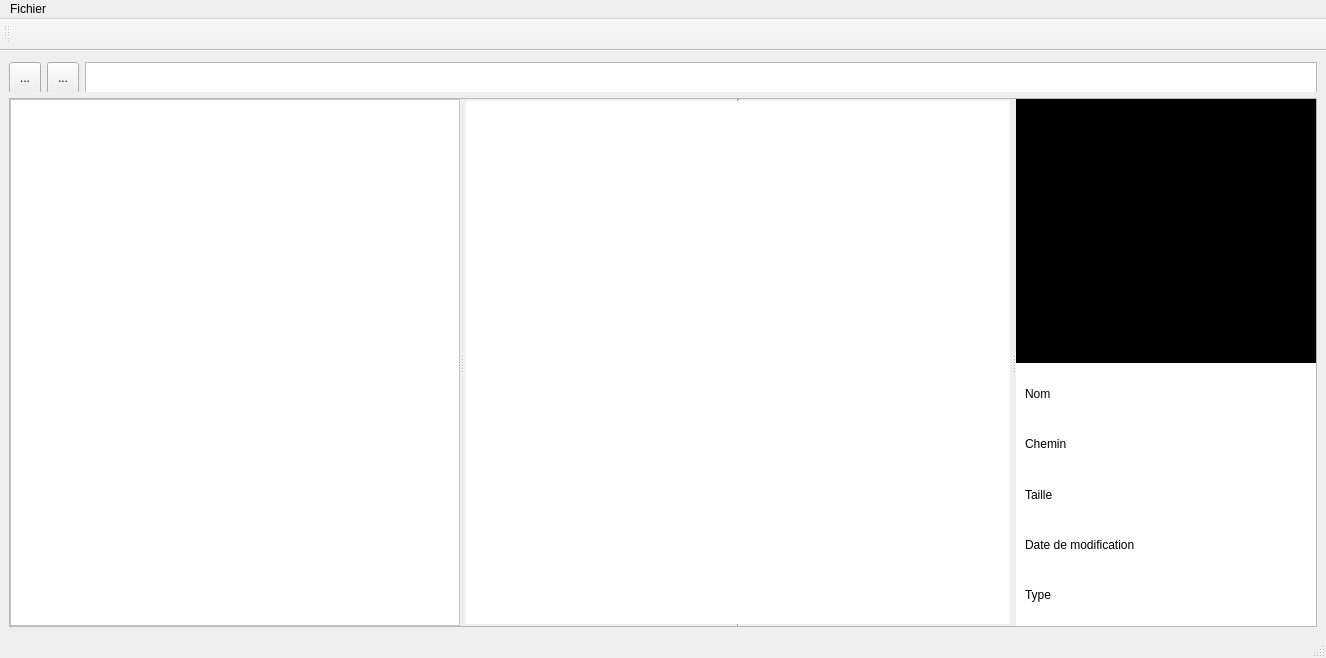
This is templates/FileManager.ui in pat13310/FileManager as Qt 5 draws it before an edit. The edited form follows.
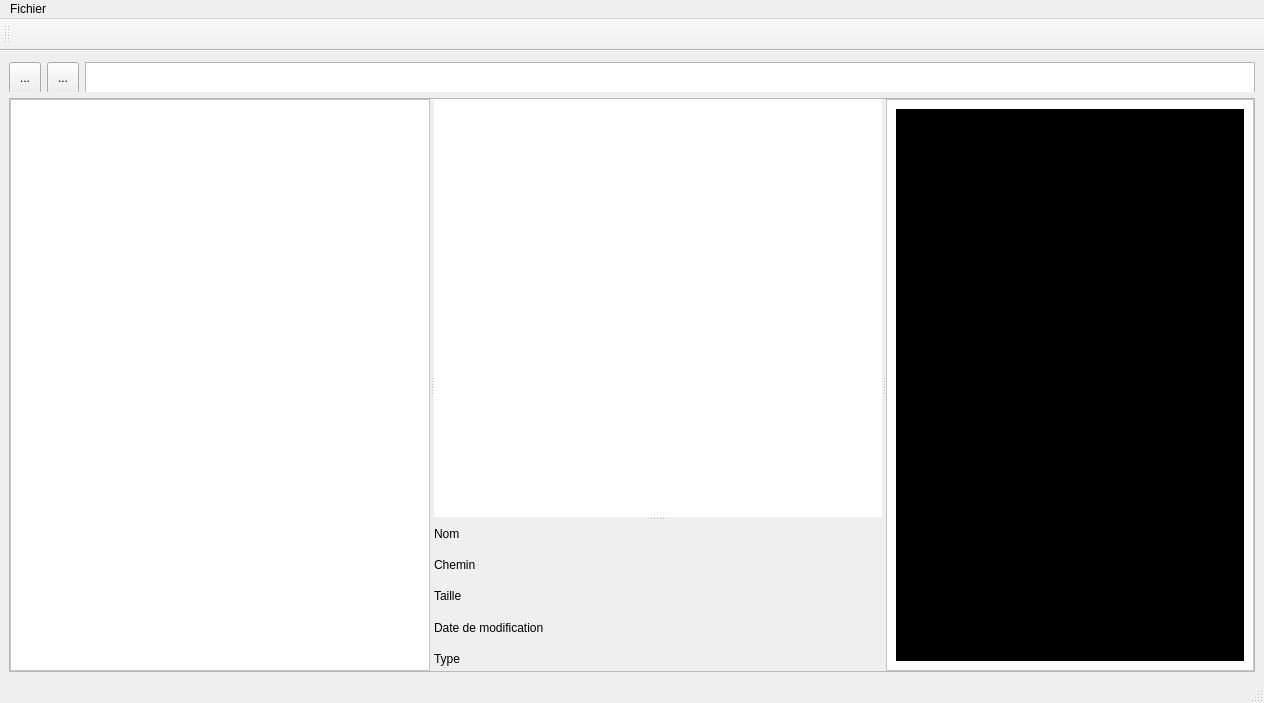
This is the edited form. Icons and pictures are not drawn.

Commit message: Version 1.3 -> Gestion preview image et texte

The edit to the form file:
```diff
--- a/templates/FileManager.ui
+++ b/templates/FileManager.ui
@@ -6,8 +6,8 @@
    <rect>
     <x>0</x>
     <y>0</y>
-    <width>1326</width>
-    <height>658</height>
+    <width>1264</width>
+    <height>703</height>
    </rect>
   </property>
   <property name="windowTitle">
@@ -116,7 +116,7 @@
       <widget class="QWidget" name="panel_treeview" native="true">
        <property name="sizePolicy">
         <sizepolicy hsizetype="Preferred" vsizetype="Preferred">
-         <horstretch>1</horstretch>
+         <horstretch>0</horstretch>
          <verstretch>0</verstretch>
         </sizepolicy>
        </property>
@@ -143,7 +143,7 @@
          <widget class="QTreeView" name="treeView">
           <property name="sizePolicy">
            <sizepolicy hsizetype="Expanding" vsizetype="Expanding">
-            <horstretch>2</horstretch>
+            <horstretch>1</horstretch>
             <verstretch>0</verstretch>
            </sizepolicy>
           </property>
@@ -173,73 +173,49 @@
       <widget class="QWidget" name="panel_listview" native="true">
        <property name="sizePolicy">
         <sizepolicy hsizetype="Preferred" vsizetype="Preferred">
-         <horstretch>2</horstretch>
+         <horstretch>1</horstretch>
          <verstretch>0</verstretch>
         </sizepolicy>
        </property>
        <layout class="QVBoxLayout" name="verticalLayout">
-        <property name="spacing">
-         <number>0</number>
-        </property>
-        <property name="leftMargin">
-         <number>0</number>
-        </property>
-        <property name="topMargin">
-         <number>0</number>
-        </property>
-        <property name="rightMargin">
-         <number>0</number>
-        </property>
-        <property name="bottomMargin">
-         <number>0</number>
-        </property>
         <item>
+         <widget class="QSplitter" name="splitter_2">
+          <property name="orientation">
+           <enum>Qt::Orientation::Vertical</enum>
+          </property>
          <widget class="QListView" name="listView">
+           <property name="sizePolicy">
+            <sizepolicy hsizetype="Preferred" vsizetype="Preferred">
+             <horstretch>0</horstretch>
+             <verstretch>0</verstretch>
+            </sizepolicy>
+           </property>
           <property name="acceptDrops">
            <bool>true</bool>
           </property>
           <property name="frameShape">
-           <enum>QFrame::Shape::VLine</enum>
-          </property>
-         </widget>
-        </item>
-       </layout>
-      </widget>
-      <widget class="QWidget" name="panel_preview" native="true">
-       <property name="sizePolicy">
-        <sizepolicy hsizetype="Preferred" vsizetype="Preferred">
-         <horstretch>1</horstretch>
-         <verstretch>0</verstretch>
-        </sizepolicy>
-       </property>
-       <property name="minimumSize">
-        <size>
-         <width>300</width>
-         <height>0</height>
-        </size>
-       </property>
-       <property name="styleSheet">
-        <string notr="true">background-color: rgb(255, 255, 255);</string>
-       </property>
-       <layout class="QVBoxLayout" name="verticalLayout_4">
-        <property name="spacing">
-         <number>0</number>
-        </property>
-        <property name="leftMargin">
-         <number>0</number>
-        </property>
-        <item>
-         <widget class="QLabel" name="lbl_preview">
-          <property name="styleSheet">
-           <string notr="true">background-color: rgb(0, 0, 0);</string>
-          </property>
-          <property name="text">
-           <string>TextLabel</string>
-          </property>
-         </widget>
-        </item>
-        <item>
+            <enum>QFrame::Shape::NoFrame</enum>
+           </property>
+          </widget>
          <widget class="QWidget" name="wProperties" native="true">
+           <property name="sizePolicy">
+            <sizepolicy hsizetype="Preferred" vsizetype="Preferred">
+             <horstretch>0</horstretch>
+             <verstretch>0</verstretch>
+            </sizepolicy>
+           </property>
+           <property name="minimumSize">
+            <size>
+             <width>0</width>
+             <height>125</height>
+            </size>
+           </property>
+           <property name="maximumSize">
+            <size>
+             <width>16777215</width>
+             <height>150</height>
+            </size>
+           </property>
           <layout class="QVBoxLayout" name="verticalLayout_5">
            <item>
             <widget class="QLabel" name="lbl_nom">
@@ -293,6 +269,111 @@
            </item>
           </layout>
          </widget>
+         </widget>
+        </item>
+       </layout>
+      </widget>
+      <widget class="QWidget" name="panel_preview" native="true">
+       <property name="sizePolicy">
+        <sizepolicy hsizetype="Preferred" vsizetype="Preferred">
+         <horstretch>3</horstretch>
+         <verstretch>0</verstretch>
+        </sizepolicy>
+       </property>
+       <property name="minimumSize">
+        <size>
+         <width>300</width>
+         <height>0</height>
+        </size>
+       </property>
+       <property name="styleSheet">
+        <string notr="true">background-color: rgb(255, 255, 255);</string>
+       </property>
+       <layout class="QVBoxLayout" name="verticalLayout_4">
+        <item>
+         <widget class="QScrollArea" name="scrollArea">
+          <property name="sizePolicy">
+           <sizepolicy hsizetype="Preferred" vsizetype="Preferred">
+            <horstretch>0</horstretch>
+            <verstretch>0</verstretch>
+           </sizepolicy>
+          </property>
+          <property name="horizontalScrollBarPolicy">
+           <enum>Qt::ScrollBarPolicy::ScrollBarAlwaysOff</enum>
+          </property>
+          <property name="sizeAdjustPolicy">
+           <enum>QAbstractScrollArea::SizeAdjustPolicy::AdjustIgnored</enum>
+          </property>
+          <property name="widgetResizable">
+           <bool>true</bool>
+          </property>
+          <widget class="QWidget" name="scrollAreaContents">
+           <property name="geometry">
+            <rect>
+             <x>0</x>
+             <y>0</y>
+             <width>382</width>
+             <height>539</height>
+            </rect>
+           </property>
+           <property name="sizePolicy">
+            <sizepolicy hsizetype="Preferred" vsizetype="Preferred">
+             <horstretch>0</horstretch>
+             <verstretch>0</verstretch>
+            </sizepolicy>
+           </property>
+           <property name="maximumSize">
+            <size>
+             <width>16777215</width>
+             <height>16777215</height>
+            </size>
+           </property>
+           <layout class="QVBoxLayout" name="verticalLayout_6">
+            <item>
+             <widget class="QLabel" name="lbl_preview">
+              <property name="sizePolicy">
+               <sizepolicy hsizetype="Preferred" vsizetype="Preferred">
+                <horstretch>0</horstretch>
+                <verstretch>2</verstretch>
+               </sizepolicy>
+              </property>
+              <property name="minimumSize">
+               <size>
+                <width>0</width>
+                <height>0</height>
+               </size>
+              </property>
+              <property name="styleSheet">
+               <string notr="true">background-color: rgb(0, 0, 0);
+color:white;
+padding:4px;</string>
+              </property>
+              <property name="frameShape">
+               <enum>QFrame::Shape::StyledPanel</enum>
+              </property>
+              <property name="text">
+               <string/>
+              </property>
+              <property name="textFormat">
+               <enum>Qt::TextFormat::AutoText</enum>
+              </property>
+              <property name="scaledContents">
+               <bool>false</bool>
+              </property>
+              <property name="alignment">
+               <set>Qt::AlignmentFlag::AlignLeading|Qt::AlignmentFlag::AlignLeft|Qt::AlignmentFlag::AlignTop</set>
+              </property>
+              <property name="margin">
+               <number>-11</number>
+              </property>
+              <property name="textInteractionFlags">
+               <set>Qt::TextInteractionFlag::NoTextInteraction</set>
+              </property>
+             </widget>
+            </item>
+           </layout>
+          </widget>
+         </widget>
         </item>
        </layout>
       </widget>
@@ -305,7 +386,7 @@
     <rect>
      <x>0</x>
      <y>0</y>
-     <width>1326</width>
+     <width>1264</width>
      <height>33</height>
     </rect>
    </property>
```
Lines whose indentation alone changed are shown as unchanged. The commit also changes 7 other files.
